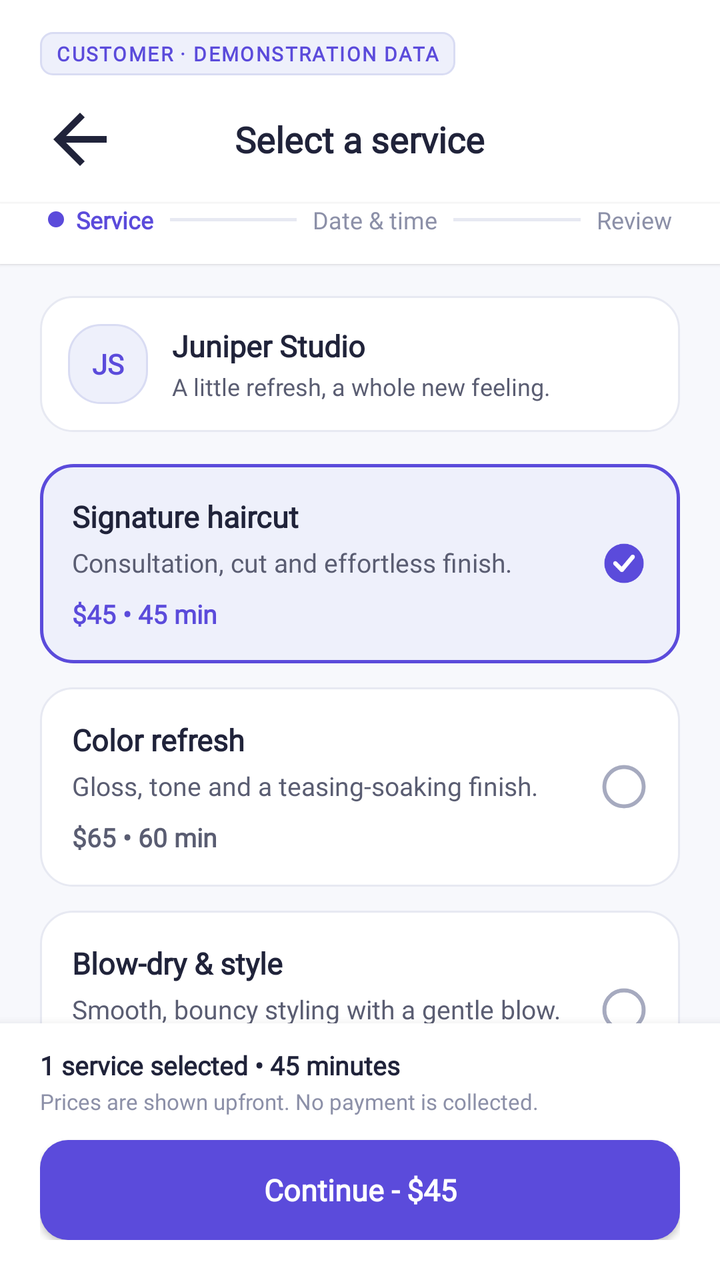
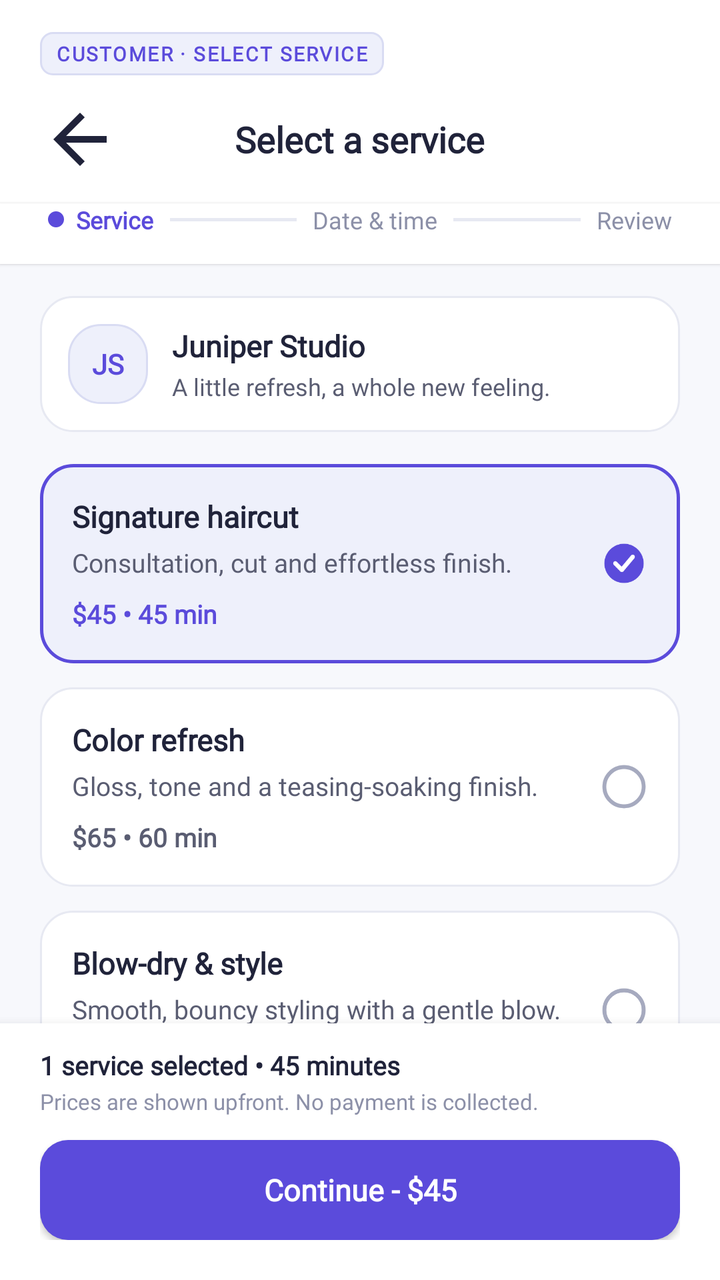

Before-and-after screenshots of an Android layout around one commit, followed by the original layout XML and the change that was made.
<!-- AndroidManifest.xml: application theme Theme.BizBridgeApp -->
<!-- res/layout/fragment_select_service.xml -->
<?xml version="1.0" encoding="utf-8"?>
<androidx.coordinatorlayout.widget.CoordinatorLayout
    xmlns:android="http://schemas.android.com/apk/res/android"
    xmlns:app="http://schemas.android.com/apk/res-auto"
    android:layout_width="match_parent"
    android:layout_height="match_parent"
    android:background="@color/background">

    
    <androidx.core.widget.NestedScrollView
        android:layout_width="match_parent"
        android:layout_height="match_parent"
        android:clipToPadding="false"
        android:overScrollMode="never"
        android:paddingBottom="120dp">

        <LinearLayout
            android:layout_width="match_parent"
            android:layout_height="wrap_content"
            android:orientation="vertical">

            
            <LinearLayout
                android:layout_width="match_parent"
                android:layout_height="wrap_content"
                android:background="@color/surface_white"
                android:orientation="vertical"
                android:paddingStart="20dp"
                android:paddingEnd="20dp"
                android:paddingTop="16dp"
                android:paddingBottom="12dp">

                <TextView
                    android:layout_width="wrap_content"
                    android:layout_height="wrap_content"
                    android:background="@drawable/bg_subheader_tag"
                    android:paddingStart="8dp"
                    android:paddingEnd="8dp"
                    android:paddingTop="4dp"
                    android:paddingBottom="4dp"
                    android:text="CUSTOMER · DEMONSTRATION DATA"
                    android:textAppearance="@style/TextAppearance.BizBridge.SubheaderTag"
                    android:textSize="10sp" />

                <RelativeLayout
                    android:layout_width="match_parent"
                    android:layout_height="wrap_content"
                    android:layout_marginTop="12dp">

                    <ImageView
                        android:id="@+id/btn_back"
                        android:layout_width="40dp"
                        android:layout_height="40dp"
                        android:layout_alignParentStart="true"
                        android:layout_centerVertical="true"
                        android:background="?attr/selectableItemBackgroundBorderless"
                        android:src="@drawable/ic_arrow_back"
                        app:tint="@color/text_primary" />

                    <TextView
                        android:layout_width="wrap_content"
                        android:layout_height="wrap_content"
                        android:layout_centerInParent="true"
                        android:fontFamily="@font/inter_variable"
                        android:text="Select a service"
                        android:textColor="@color/text_primary"
                        android:textSize="18sp"
                        android:textStyle="bold" />

                </RelativeLayout>
            </LinearLayout>

            
            <LinearLayout
                android:layout_width="match_parent"
                android:layout_height="wrap_content"
                android:background="@color/surface_white"
                android:elevation="1dp"
                android:gravity="center_vertical"
                android:orientation="horizontal"
                android:paddingStart="24dp"
                android:paddingEnd="24dp"
                android:paddingBottom="14dp">

                
                <LinearLayout
                    android:layout_width="wrap_content"
                    android:layout_height="wrap_content"
                    android:gravity="center_vertical"
                    android:orientation="horizontal">

                    <View
                        android:layout_width="8dp"
                        android:layout_height="8dp"
                        android:background="@drawable/bg_score_badge" />

                    <TextView
                        android:layout_width="wrap_content"
                        android:layout_height="wrap_content"
                        android:layout_marginStart="6dp"
                        android:fontFamily="@font/inter_variable"
                        android:text="Service"
                        android:textColor="@color/primary"
                        android:textSize="12sp"
                        android:textStyle="bold" />
                </LinearLayout>

                <View
                    android:layout_width="0dp"
                    android:layout_height="1.5dp"
                    android:layout_marginStart="8dp"
                    android:layout_marginEnd="8dp"
                    android:layout_weight="1"
                    android:background="@color/border_subtle" />

                
                <TextView
                    android:layout_width="wrap_content"
                    android:layout_height="wrap_content"
                    android:fontFamily="@font/inter_variable"
                    android:text="Date &amp; time"
                    android:textColor="@color/text_muted"
                    android:textSize="12sp" />

                <View
                    android:layout_width="0dp"
                    android:layout_height="1.5dp"
                    android:layout_marginStart="8dp"
                    android:layout_marginEnd="8dp"
                    android:layout_weight="1"
                    android:background="@color/border_subtle" />

                
                <TextView
                    android:layout_width="wrap_content"
                    android:layout_height="wrap_content"
                    android:fontFamily="@font/inter_variable"
                    android:text="Review"
                    android:textColor="@color/text_muted"
                    android:textSize="12sp" />

            </LinearLayout>

            
            <LinearLayout
                android:layout_width="match_parent"
                android:layout_height="wrap_content"
                android:layout_marginStart="20dp"
                android:layout_marginEnd="20dp"
                android:layout_marginTop="16dp"
                android:background="@drawable/bg_card_white"
                android:gravity="center_vertical"
                android:orientation="horizontal"
                android:padding="14dp">

                <FrameLayout
                    android:layout_width="40dp"
                    android:layout_height="40dp"
                    android:background="@drawable/bg_card_lavender">

                    <TextView
                        android:layout_width="wrap_content"
                        android:layout_height="wrap_content"
                        android:layout_gravity="center"
                        android:fontFamily="@font/inter_variable"
                        android:text="JS"
                        android:textColor="@color/primary"
                        android:textSize="14sp"
                        android:textStyle="bold" />
                </FrameLayout>

                <LinearLayout
                    android:layout_width="match_parent"
                    android:layout_height="wrap_content"
                    android:layout_marginStart="12dp"
                    android:orientation="vertical">

                    <TextView
                        android:layout_width="wrap_content"
                        android:layout_height="wrap_content"
                        android:fontFamily="@font/inter_variable"
                        android:text="Juniper Studio"
                        android:textColor="@color/text_primary"
                        android:textSize="15sp"
                        android:textStyle="bold" />

                    <TextView
                        android:layout_width="wrap_content"
                        android:layout_height="wrap_content"
                        android:layout_marginTop="2dp"
                        android:fontFamily="@font/inter_variable"
                        android:text="A little refresh, a whole new feeling."
                        android:textColor="@color/text_secondary"
                        android:textSize="12sp" />
                </LinearLayout>

            </LinearLayout>

            
            <LinearLayout
                android:layout_width="match_parent"
                android:layout_height="wrap_content"
                android:layout_marginTop="16dp"
                android:orientation="vertical"
                android:paddingStart="20dp"
                android:paddingEnd="20dp">

                
                <LinearLayout
                    android:id="@+id/card_service_1"
                    android:layout_width="match_parent"
                    android:layout_height="wrap_content"
                    android:background="@drawable/bg_card_selected_purple"
                    android:clickable="true"
                    android:focusable="true"
                    android:orientation="horizontal"
                    android:padding="16dp">

                    <LinearLayout
                        android:layout_width="0dp"
                        android:layout_height="wrap_content"
                        android:layout_weight="1"
                        android:orientation="vertical">

                        <TextView
                            android:layout_width="wrap_content"
                            android:layout_height="wrap_content"
                            android:fontFamily="@font/inter_variable"
                            android:text="Signature haircut"
                            android:textColor="@color/text_primary"
                            android:textSize="15sp"
                            android:textStyle="bold" />

                        <TextView
                            android:layout_width="wrap_content"
                            android:layout_height="wrap_content"
                            android:layout_marginTop="4dp"
                            android:fontFamily="@font/inter_variable"
                            android:text="Consultation, cut and effortless finish."
                            android:textColor="@color/text_secondary"
                            android:textSize="13sp" />

                        <TextView
                            android:layout_width="wrap_content"
                            android:layout_height="wrap_content"
                            android:layout_marginTop="8dp"
                            android:fontFamily="@font/inter_variable"
                            android:text="$45 • 45 min"
                            android:textColor="@color/primary"
                            android:textSize="13sp"
                            android:textStyle="bold" />
                    </LinearLayout>

                    <ImageView
                        android:id="@+id/radio_service_1"
                        android:layout_width="24dp"
                        android:layout_height="24dp"
                        android:layout_gravity="center_vertical"
                        android:layout_marginStart="12dp"
                        android:src="@drawable/ic_radio_selected" />

                </LinearLayout>

                
                <LinearLayout
                    android:id="@+id/card_service_2"
                    android:layout_width="match_parent"
                    android:layout_height="wrap_content"
                    android:layout_marginTop="12dp"
                    android:background="@drawable/bg_card_white"
                    android:clickable="true"
                    android:focusable="true"
                    android:orientation="horizontal"
                    android:padding="16dp">

                    <LinearLayout
                        android:layout_width="0dp"
                        android:layout_height="wrap_content"
                        android:layout_weight="1"
                        android:orientation="vertical">

                        <TextView
                            android:layout_width="wrap_content"
                            android:layout_height="wrap_content"
                            android:fontFamily="@font/inter_variable"
                            android:text="Color refresh"
                            android:textColor="@color/text_primary"
                            android:textSize="15sp"
                            android:textStyle="bold" />

                        <TextView
                            android:layout_width="wrap_content"
                            android:layout_height="wrap_content"
                            android:layout_marginTop="4dp"
                            android:fontFamily="@font/inter_variable"
                            android:text="Gloss, tone and a teasing-soaking finish."
                            android:textColor="@color/text_secondary"
                            android:textSize="13sp" />

                        <TextView
                            android:layout_width="wrap_content"
                            android:layout_height="wrap_content"
                            android:layout_marginTop="8dp"
                            android:fontFamily="@font/inter_variable"
                            android:text="$65 • 60 min"
                            android:textColor="@color/text_secondary"
                            android:textSize="13sp"
                            android:textStyle="bold" />
                    </LinearLayout>

                    <ImageView
                        android:id="@+id/radio_service_2"
                        android:layout_width="24dp"
                        android:layout_height="24dp"
                        android:layout_gravity="center_vertical"
                        android:layout_marginStart="12dp"
                        android:src="@drawable/ic_radio_unselected" />

                </LinearLayout>

                
                <LinearLayout
                    android:id="@+id/card_service_3"
                    android:layout_width="match_parent"
                    android:layout_height="wrap_content"
                    android:layout_marginTop="12dp"
                    android:background="@drawable/bg_card_white"
                    android:clickable="true"
                    android:focusable="true"
                    android:orientation="horizontal"
                    android:padding="16dp">

                    <LinearLayout
                        android:layout_width="0dp"
                        android:layout_height="wrap_content"
                        android:layout_weight="1"
                        android:orientation="vertical">

                        <TextView
                            android:layout_width="wrap_content"
                            android:layout_height="wrap_content"
                            android:fontFamily="@font/inter_variable"
                            android:text="Blow-dry &amp; style"
                            android:textColor="@color/text_primary"
                            android:textSize="15sp"
                            android:textStyle="bold" />

                        <TextView
                            android:layout_width="wrap_content"
                            android:layout_height="wrap_content"
                            android:layout_marginTop="4dp"
                            android:fontFamily="@font/inter_variable"
                            android:text="Smooth, bouncy styling with a gentle blow."
                            android:textColor="@color/text_secondary"
                            android:textSize="13sp" />

                        <TextView
                            android:layout_width="wrap_content"
                            android:layout_height="wrap_content"
                            android:layout_marginTop="8dp"
                            android:fontFamily="@font/inter_variable"
                            android:text="$35 • 30 min"
                            android:textColor="@color/text_secondary"
                            android:textSize="13sp"
                            android:textStyle="bold" />
                    </LinearLayout>

                    <ImageView
                        android:id="@+id/radio_service_3"
                        android:layout_width="24dp"
                        android:layout_height="24dp"
                        android:layout_gravity="center_vertical"
                        android:layout_marginStart="12dp"
                        android:src="@drawable/ic_radio_unselected" />

                </LinearLayout>

            </LinearLayout>

        </LinearLayout>
    </androidx.core.widget.NestedScrollView>

    
    <LinearLayout
        android:layout_width="match_parent"
        android:layout_height="wrap_content"
        android:layout_gravity="bottom"
        android:background="@color/surface_white"
        android:elevation="8dp"
        android:orientation="vertical"
        android:paddingStart="20dp"
        android:paddingEnd="20dp"
        android:paddingTop="12dp"
        android:paddingBottom="20dp">

        <TextView
            android:id="@+id/tv_summary_selection"
            android:layout_width="wrap_content"
            android:layout_height="wrap_content"
            android:fontFamily="@font/inter_variable"
            android:text="1 service selected • 45 minutes"
            android:textColor="@color/text_primary"
            android:textSize="13sp"
            android:textStyle="bold" />

        <TextView
            android:layout_width="wrap_content"
            android:layout_height="wrap_content"
            android:layout_marginTop="2dp"
            android:fontFamily="@font/inter_variable"
            android:text="Prices are shown upfront. No payment is collected."
            android:textColor="@color/text_muted"
            android:textSize="11sp" />

        <androidx.appcompat.widget.AppCompatButton
            android:id="@+id/btn_continue"
            android:layout_width="match_parent"
            android:layout_height="50dp"
            android:layout_marginTop="12dp"
            android:background="@drawable/bg_button_primary"
            android:fontFamily="@font/inter_variable"
            android:text="Continue - $45"
            android:textAllCaps="false"
            android:textColor="@color/white"
            android:textSize="15sp"
            android:textStyle="bold" />

    </LinearLayout>

</androidx.coordinatorlayout.widget.CoordinatorLayout>
<!-- resources referenced by this layout -->
<resources>
  <color name="background">#F7F8FC</color>
  <color name="border_subtle">#E7E9F2</color>
  <color name="primary">#5B4BDB</color>
  <color name="surface_white">#FFFFFF</color>
  <color name="text_muted">#8C90A8</color>
  <color name="text_primary">#20233A</color>
  <color name="text_secondary">#5A5D72</color>
  <color name="white">#FFFFFFFF</color>
  <!-- drawable bg_button_primary (drawable) -->
  <?xml version="1.0" encoding="utf-8"?>
  <ripple xmlns:android="http://schemas.android.com/apk/res/android"
      android:color="#33FFFFFF">
      <item>
          <shape android:shape="rectangle">
              <solid android:color="@color/primary" />
              <corners android:radius="@dimen/radius_button" />
          </shape>
      </item>
  </ripple>
  <!-- drawable bg_card_lavender (drawable) -->
  <?xml version="1.0" encoding="utf-8"?>
  <shape xmlns:android="http://schemas.android.com/apk/res/android"
      android:shape="rectangle">
      <solid android:color="@color/primary_light" />
      <stroke
          android:width="@dimen/stroke_subtle"
          android:color="@color/primary_light_border" />
      <corners android:radius="@dimen/radius_card" />
  </shape>
  <!-- drawable bg_card_selected_purple (drawable) -->
  <?xml version="1.0" encoding="utf-8"?>
  <shape xmlns:android="http://schemas.android.com/apk/res/android"
      android:shape="rectangle">
      <solid android:color="@color/primary_light" />
      <stroke
          android:width="1.5dp"
          android:color="@color/primary" />
      <corners android:radius="16dp" />
  </shape>
  <!-- drawable bg_card_white (drawable) -->
  <?xml version="1.0" encoding="utf-8"?>
  <shape xmlns:android="http://schemas.android.com/apk/res/android"
      android:shape="rectangle">
      <solid android:color="@color/surface_white" />
      <stroke
          android:width="@dimen/stroke_subtle"
          android:color="@color/border_subtle" />
      <corners android:radius="@dimen/radius_card" />
  </shape>
  <!-- drawable bg_score_badge (drawable) -->
  <?xml version="1.0" encoding="utf-8"?>
  <shape xmlns:android="http://schemas.android.com/apk/res/android"
      android:shape="rectangle">
      <solid android:color="@color/primary" />
      <corners android:radius="20dp" />
  </shape>
  <!-- drawable bg_subheader_tag (drawable) -->
  <?xml version="1.0" encoding="utf-8"?>
  <shape xmlns:android="http://schemas.android.com/apk/res/android"
      android:shape="rectangle">
      <solid android:color="@color/primary_light" />
      <stroke
          android:width="1dp"
          android:color="@color/primary_light_border" />
      <corners android:radius="6dp" />
  </shape>
  <!-- drawable ic_arrow_back (drawable) -->
  <vector xmlns:android="http://schemas.android.com/apk/res/android"
      android:width="24dp"
      android:height="24dp"
      android:viewportWidth="24"
      android:viewportHeight="24">
      <path
          android:fillColor="#20233A"
          android:pathData="M20,11H7.83l5.59,-5.59L12,4l-8,8 8,8 1.41,-1.41L7.83,13H20v-2z" />
  </vector>
  <style name="TextAppearance.BizBridge.SubheaderTag" parent="android:TextAppearance">
          <item name="android:textSize">11sp</item>
          <item name="android:textStyle">bold</item>
          <item name="android:textColor">@color/primary</item>
          <item name="android:letterSpacing">0.08</item>
          <item name="fontFamily">@font/inter_variable</item>
      </style>
  <style name="Theme.BizBridgeApp" parent="Base.Theme.BizBridgeApp" />
  <dimen name="radius_button">14dp</dimen>
  <color name="primary_light">#EEF0FB</color>
  <dimen name="stroke_subtle">1dp</dimen>
  <color name="primary_light_border">#D9DCF3</color>
  <dimen name="radius_card">16dp</dimen>
  <color name="text_placeholder">#A6AABF</color>
  <color name="secondary">#20B8A6</color>
  <!-- unchanged entries left out for length: 3 -->
</resources>

<!-- the commit's change to res/layout/fragment_select_service.xml (unified diff, before → after) -->
@@ -38,7 +38,7 @@
                     android:paddingEnd="8dp"
                     android:paddingTop="4dp"
                     android:paddingBottom="4dp"
-                    android:text="CUSTOMER · DEMONSTRATION DATA"
+                    android:text="CUSTOMER · SELECT SERVICE"
                     android:textAppearance="@style/TextAppearance.BizBridge.SubheaderTag"
                     android:textSize="10sp" />
 
